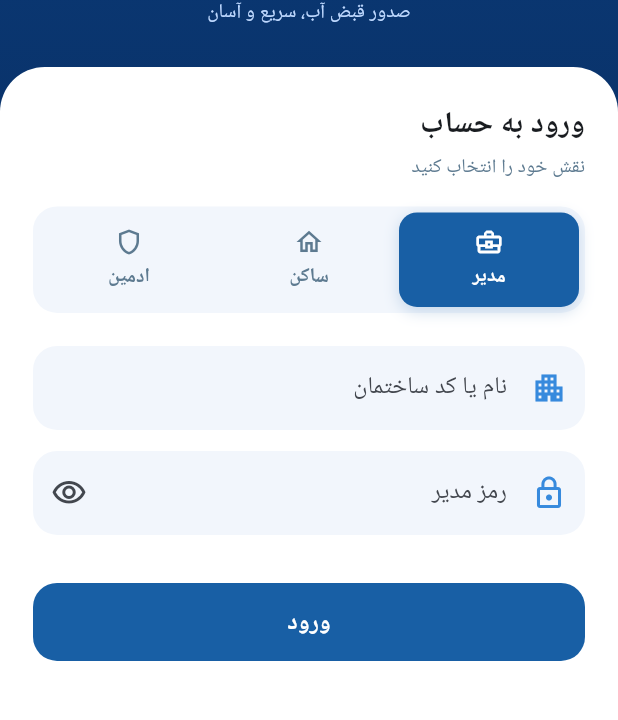
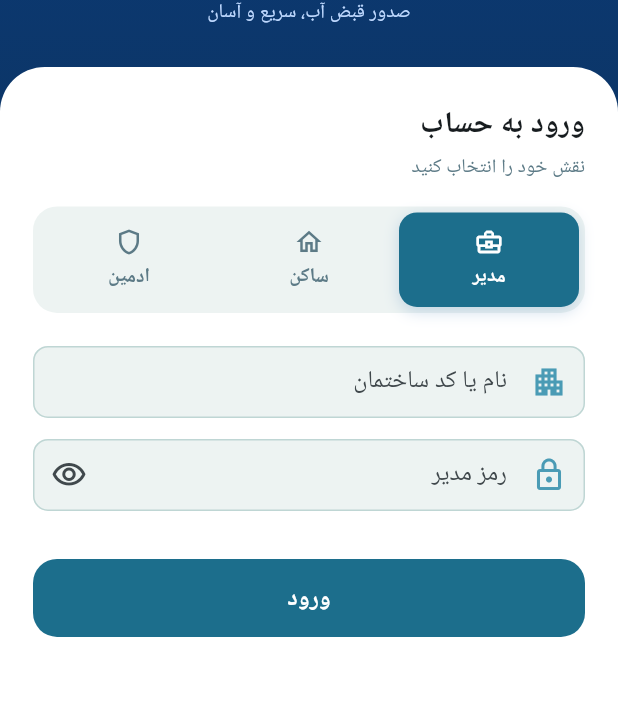
Before and after one commit to 1388aaaaaaaaaaaaaaaaa-svg/aban, a Flutter app: the screen it shows after launch, on a phone screen of 412 x 824 dp, the part 260-980 px from its top. Run offline on Flutter 3.47's test engine with Material 3 defaults, Android fonts, the phone set to English and light mode, and no system bars; our stand-ins replace file_picker, pdf, printing; missing offline and left inert: excel.

Commit message:
Add files via upload

```diff
--- a/lib/theme.dart
+++ b/lib/theme.dart
@@ -1,45 +1,64 @@
 import 'package:flutter/material.dart';
 
+/// Palette: deep water ink, tide blue, mist surfaces and a signal amber for limits.
+/// Names are kept from the earlier theme so every screen picks up the new colors.
 class AppColors {
-  static const navy = Color(0xFF06224A);
-  static const deep = Color(0xFF0B3B7A);
-  static const blue = Color(0xFF185FA5);
-  static const blue2 = Color(0xFF378ADD);
-  static const blueLight = Color(0xFFE6F1FB);
-  static const aqua = Color(0xFFE2F3FF);
-  static const aqua2 = Color(0xFFCBE8FF);
-  static const foam = Color(0xFFF4FBFF);
-  static const bg = Color(0xFFF2F6FC);
-  static const text = Color(0xFF14213D);
-  static const muted = Color(0xFF5D7A90);
-  static const red = Color(0xFFD7324F);
-  static const redSoft = Color(0xFFFCEBEB);
-  static const green = Color(0xFF0F6E56);
-  static const greenSoft = Color(0xFFE1F5EE);
-  static const amberSoft = Color(0xFFFAEEDA);
+  static const ink = Color(0xFF0E2A3F);
+  static const navy = ink;
+  static const text = ink;
+  static const deep = Color(0xFF16405A);
+  static const blue = Color(0xFF1C6E8C);
+  static const blue2 = Color(0xFF4A9BB5);
+  static const blueLight = Color(0xFFDCEBEA);
+  static const aqua = Color(0xFFE3EFEE);
+  static const aqua2 = Color(0xFFBFD6D4);
+  static const foam = Color(0xFFF6FAF9);
+  static const bg = Color(0xFFEDF3F2);
+  static const muted = Color(0xFF5C7A86);
+  static const red = Color(0xFFB2452F);
+  static const redSoft = Color(0xFFF6E3DE);
+  static const green = Color(0xFF1F7A5A);
+  static const greenSoft = Color(0xFFDDF0E8);
+  static const signal = Color(0xFFE0A03A);
+  static const amberSoft = Color(0xFFFBF0DA);
 }
 
 ThemeData appTheme() {
-  final scheme = ColorScheme.fromSeed(seedColor: AppColors.blue, surface: AppColors.foam);
+  final scheme = ColorScheme.fromSeed(
+    seedColor: AppColors.blue,
+    primary: AppColors.blue,
+    surface: AppColors.foam,
+  );
   return ThemeData(
     useMaterial3: true,
     colorScheme: scheme,
-    scaffoldBackgroundColor: Colors.transparent,
+    scaffoldBackgroundColor: AppColors.bg,
     appBarTheme: const AppBarTheme(
-      backgroundColor: Colors.transparent,
-      foregroundColor: AppColors.navy,
+      backgroundColor: AppColors.bg,
+      foregroundColor: AppColors.ink,
       elevation: 0,
       scrolledUnderElevation: 0,
       centerTitle: false,
+      titleTextStyle: TextStyle(color: AppColors.ink, fontSize: 18, fontWeight: FontWeight.w800),
     ),
     navigationBarTheme: NavigationBarThemeData(
       backgroundColor: AppColors.foam,
-      indicatorColor: AppColors.aqua2,
+      indicatorColor: AppColors.blueLight,
+      labelTextStyle: WidgetStateProperty.resolveWith(
+        (states) => TextStyle(
+          fontSize: 12,
+          fontWeight: states.contains(WidgetState.selected) ? FontWeight.w800 : FontWeight.w500,
+          color: AppColors.ink,
+        ),
+      ),
     ),
     inputDecorationTheme: InputDecorationTheme(
       filled: true,
-      fillColor: AppColors.aqua,
-      border: OutlineInputBorder(borderRadius: BorderRadius.circular(16), borderSide: BorderSide.none),
+      fillColor: AppColors.foam,
+      contentPadding: const EdgeInsets.symmetric(horizontal: 14, vertical: 12),
+      border: OutlineInputBorder(borderRadius: BorderRadius.circular(10), borderSide: const BorderSide(color: AppColors.aqua2)),
+      enabledBorder: OutlineInputBorder(borderRadius: BorderRadius.circular(10), borderSide: const BorderSide(color: AppColors.aqua2)),
+      focusedBorder: OutlineInputBorder(borderRadius: BorderRadius.circular(10), borderSide: const BorderSide(color: AppColors.blue, width: 1.5)),
     ),
   );
 }
--- a/lib/water_background.dart
+++ b/lib/water_background.dart
@@ -1,64 +1,14 @@
-import 'dart:math' as math;
-
 import 'package:flutter/material.dart';
 
-/// Water-themed background: soft blue gradient, faint bubbles and waves at the bottom.
+import 'theme.dart';
+
+/// Plain calm background. Decoration is kept out on purpose; the content carries the design.
 class WaterBackground extends StatelessWidget {
   final Widget child;
   const WaterBackground({super.key, required this.child});
 
   @override
   Widget build(BuildContext context) {
-    return Stack(
-      children: [
-        const Positioned.fill(
-          child: DecoratedBox(
-            decoration: BoxDecoration(
-              gradient: LinearGradient(
-                begin: Alignment.topCenter,
-                end: Alignment.bottomCenter,
-                colors: [Color(0xFFB8E0FF), Color(0xFFDDF0FF), Color(0xFFF2F9FF)],
-              ),
-            ),
-          ),
-        ),
-        const Positioned.fill(child: CustomPaint(painter: _WaterPainter())),
-        child,
-      ],
-    );
+    return ColoredBox(color: AppColors.bg, child: child);
   }
 }
-
-class _WaterPainter extends CustomPainter {
-  const _WaterPainter();
-
-  @override
-  void paint(Canvas canvas, Size size) {
-    final rnd = math.Random(7);
-    final bubble = Paint()..color = const Color(0x1A3AA0F0);
-    for (var i = 0; i < 20; i++) {
-      final x = rnd.nextDouble() * size.width;
-      final y = rnd.nextDouble() * size.height;
-      final r = 5 + rnd.nextDouble() * 16;
-      canvas.drawCircle(Offset(x, y), r, bubble);
-    }
-
-    void wave(double baseY, double amp, Color color) {
-      final path = Path()..moveTo(0, baseY);
-      for (double x = 0; x <= size.width; x += 2) {
-        path.lineTo(x, baseY + amp * math.sin((x / size.width) * 2 * math.pi * 1.5));
-      }
-      path.lineTo(size.width, size.height);
-      path.lineTo(0, size.height);
-      path.close();
-      canvas.drawPath(path, Paint()..color = color);
-    }
-
-    wave(size.height * 0.84, 14, const Color(0x332A8DE6));
-    wave(size.height * 0.90, 10, const Color(0x553AA0F0));
-    wave(size.height * 0.95, 7, const Color(0x6686CFFF));
-  }
-
-  @override
-  bool shouldRepaint(covariant CustomPainter oldDelegate) => false;
-}
```
Also changed, not shown: lib/screens/resident/resident_home.dart (+171 -138 lines), lib/widgets.dart (+127 -70 lines).
